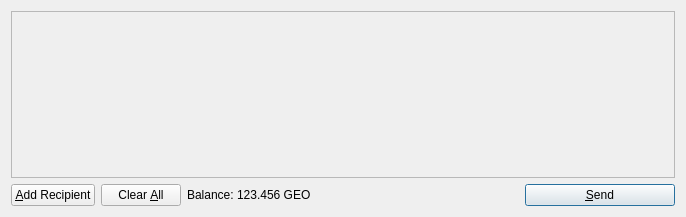
This is src/qt/forms/sendcoinsdialog.ui in darbcoin/darbcoin as Qt 5 draws it before an edit. The edited form follows.
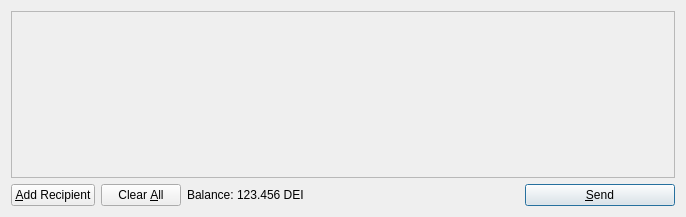
This is the edited form. Icons and pictures are not drawn.

Diff of the .ui file:
```diff
--- a/src/qt/forms/sendcoinsdialog.ui
+++ b/src/qt/forms/sendcoinsdialog.ui
@@ -119,7 +119,7 @@
           <cursorShape>IBeamCursor</cursorShape>
          </property>
          <property name="text">
-          <string>123.456 GEO</string>
+          <string>123.456 DEI</string>
          </property>
          <property name="textInteractionFlags">
           <set>Qt::LinksAccessibleByMouse|Qt::TextSelectableByKeyboard|Qt::TextSelectableByMouse</set>
```
